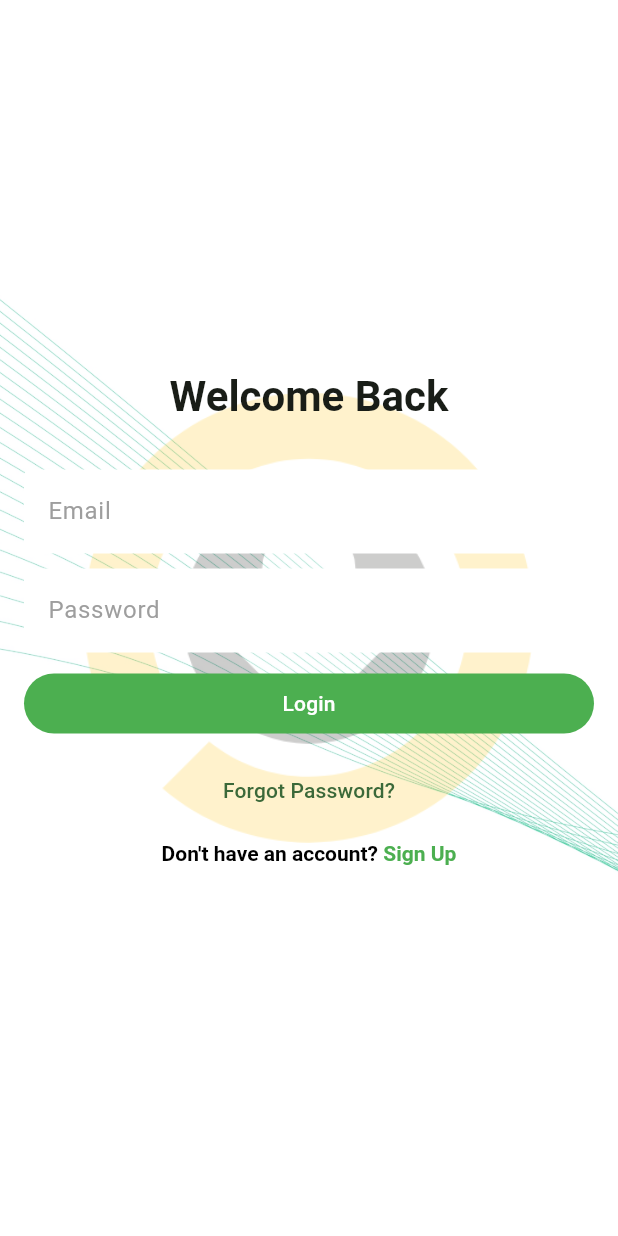
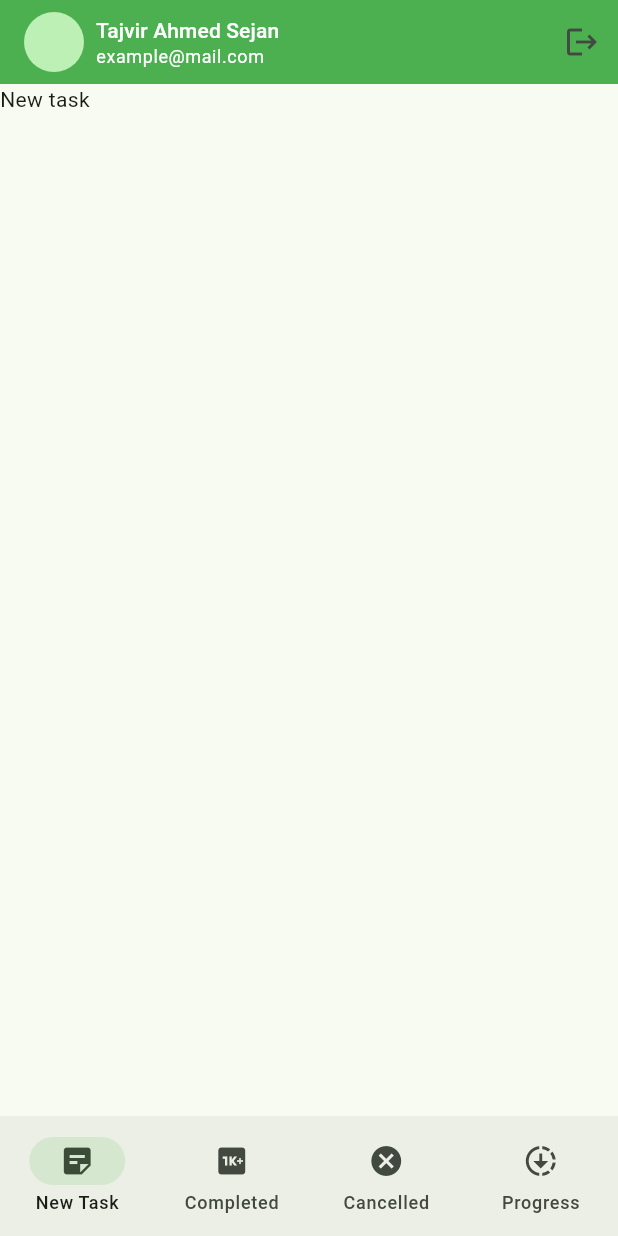
Before and after one commit to Tajvir007/flutter_classes, a Flutter app: the screen it shows after launch, after a tap on "Login", on a phone screen of 412 x 824 dp. Run offline on Flutter 3.47's test engine with Material 3 defaults, Android fonts, the phone set to English and light mode, and no system bars; our stand-ins replace flutter_screenutil, pin_code_fields.

Commit message:
Bottom navigation bar added successfully. And custom App bar created for multiple use. app bar widget also created

```diff
--- a/task_manager/lib/ui/screens/login_page.dart
+++ b/task_manager/lib/ui/screens/login_page.dart
@@ -3,6 +3,7 @@ import 'package:flutter/material.dart';
 import 'package:task_manager/ui/screens/background_page_logo.dart';
 import 'package:task_manager/ui/screens/background_screen.dart';
 import 'package:task_manager/ui/screens/forgot_password_email.dart';
+import 'package:task_manager/ui/screens/main_nav_bar_holder_screen.dart';
 import 'package:task_manager/ui/screens/sign_up.dart';
 import 'package:task_manager/ui/utils/asset_paths.dart';
 
@@ -56,7 +57,9 @@ class _LoginPageState extends State<LoginPage> {
                   SizedBox(height: 10,),
                   SizedBox(
                     width: double.infinity,
-                    child: FilledButton(onPressed: (){},
+                    child: FilledButton(onPressed: (){
+                      Navigator.pushReplacement(context, MaterialPageRoute(builder: (context) => MainNavBarHolderScreen()));
+                    },
                         child: Text('Login')),
                   ),
 
--- /dev/null
+++ b/task_manager/lib/ui/screens/main_nav_bar_holder_screen.dart
@@ -0,0 +1,61 @@
+import 'package:flutter/material.dart';
+import 'package:task_manager/ui/screens/new_task_screen.dart';
+import 'package:task_manager/ui/screens/progress_task_screen.dart';
+
+class MainNavBarHolderScreen extends StatefulWidget {
+  const MainNavBarHolderScreen({super.key});
+
+  @override
+  State<MainNavBarHolderScreen> createState() => _MainNavBarHolderScreenState();
+}
+
+class _MainNavBarHolderScreenState extends State<MainNavBarHolderScreen> {
+
+
+  // 2.1 কোন tab এখন active সেটা রাখার জন্য
+  int _selectedIndex = 0;
+
+  // 2.2 সব page list আকারে রাখছি
+  List<Widget> screens = [
+    NewTaskScreen(),
+    NewTaskScreen(),
+    ProgressTaskScreen(),
+    ProgressTaskScreen(),
+  ];
+
+
+  @override
+  Widget build(BuildContext context) {
+    return Scaffold(
+
+      // 3. body তে current index অনুযায়ী page দেখাবে
+      body: screens[_selectedIndex],
+
+      // 1. To create Bottom navigation bar
+      bottomNavigationBar: NavigationBar(
+
+        // current selected index
+          selectedIndex: _selectedIndex,
+          //  tap করলে index change হবে
+          onDestinationSelected: (int index){
+
+            // 3.1
+            _selectedIndex = index;
+            setState(() {
+
+            });
+
+          },
+
+
+          destinations:[  // destinations হলো bottom bar এর সব tab/item এর list
+            NavigationDestination(icon: Icon(Icons.sticky_note_2), label: 'New Task'), // প্রথম tab / navigation item. NavigationDestination is used to style the navigation bar item
+            NavigationDestination(icon: Icon(Icons.one_k_plus), label: 'Completed'),
+            NavigationDestination(icon: Icon(Icons.cancel), label: 'Cancelled'),
+            NavigationDestination(icon: Icon(Icons.downloading), label: 'Progress'),  // label = icon এর নিচে যে text দেখাবে
+
+      ]
+      ),
+    );
+  }
+}
--- /dev/null
+++ b/task_manager/lib/ui/screens/new_task_screen.dart
@@ -0,0 +1,26 @@
+import 'package:flutter/material.dart';
+
+import '../widgets/task_manager_app_bar.dart';
+
+class NewTaskScreen extends StatefulWidget {
+  const NewTaskScreen({super.key});
+
+  @override
+  State<NewTaskScreen> createState() => _NewTaskScreenState();
+}
+
+class _NewTaskScreenState extends State<NewTaskScreen> {
+  @override
+  Widget build(BuildContext context) {
+    return Scaffold(
+
+      appBar: TaskBarAppBar(),
+
+      body: Column(
+        children: [
+          Text('New task')
+        ],
+      ),
+    );
+  }
+}
--- /dev/null
+++ b/task_manager/lib/ui/screens/progress_task_screen.dart
@@ -0,0 +1,21 @@
+import 'package:flutter/material.dart';
+
+class ProgressTaskScreen extends StatefulWidget {
+  const ProgressTaskScreen({super.key});
+
+  @override
+  State<ProgressTaskScreen> createState() => _ProgressTaskScreenState();
+}
+
+class _ProgressTaskScreenState extends State<ProgressTaskScreen> {
+  @override
+  Widget build(BuildContext context) {
+    return Scaffold(
+      body: Column(
+        children: [
+          Text('Progress task')
+        ],
+      ),
+    );
+  }
+}
--- /dev/null
+++ b/task_manager/lib/ui/widgets/task_manager_app_bar.dart
@@ -0,0 +1,53 @@
+import 'package:flutter/material.dart';
+
+class TaskBarAppBar extends StatelessWidget implements PreferredSizeWidget {
+  const TaskBarAppBar({
+    super.key,
+  });
+
+  @override
+  Widget build(BuildContext context) {
+    return AppBar(
+      backgroundColor: Colors.green,
+
+      // 1. To add title in app bar
+      title: Row(
+        children: [
+
+          //
+          CircleAvatar(),
+          SizedBox(width: 8,),
+
+          // Name and Email
+          Column(
+            crossAxisAlignment: CrossAxisAlignment.start,
+
+            children: [
+              Text('Tajvir Ahmed Sejan',
+                style: Theme.of(context).textTheme.titleSmall?.copyWith(
+                    color: Colors.white
+                ),
+              ),
+
+              Text('example@mail.com',
+                style: Theme.of(context).textTheme.bodySmall?.copyWith(
+                    color: Colors.white
+                ),
+              ),
+            ],
+          ),
+        ],
+      ),
+
+      // 2. To add button in app bar
+      actions: [
+        IconButton(onPressed: (){}, icon: Icon(Icons.logout))
+      ],
+
+    );
+  }
+
+  @override
+  // TODO: implement preferredSize
+  Size get preferredSize => Size.fromHeight(kToolbarHeight);
+}
```
